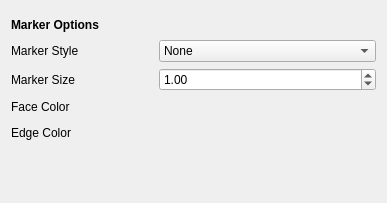
Above: qt/python/mantidqt/widgets/plotconfigdialog/curvestabwidget/markertabwidget/curves_tab_marker_tab.ui from mantidproject/mantid before the change. Below: the same form after it.
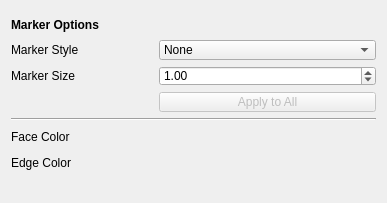
That is the form after the change.

Commit message: Re #26591 Added buttons and configured enable/disable

```diff
--- a/qt/python/mantidqt/widgets/plotconfigdialog/curvestabwidget/markertabwidget/curves_tab_marker_tab.ui
+++ b/qt/python/mantidqt/widgets/plotconfigdialog/curvestabwidget/markertabwidget/curves_tab_marker_tab.ui
@@ -234,75 +234,23 @@
        </item>
       </widget>
      </item>
-     <item row="1" column="0">
-      <widget class="QLabel" name="marker_style_label">
+     <item row="5" column="2">
+      <widget class="QWidget" name="face_color_dummy_widget" native="true">
        <property name="sizePolicy">
-        <sizepolicy hsizetype="Fixed" vsizetype="Preferred">
+        <sizepolicy hsizetype="Expanding" vsizetype="Expanding">
          <horstretch>0</horstretch>
          <verstretch>0</verstretch>
         </sizepolicy>
        </property>
-       <property name="minimumSize">
-        <size>
-         <width>96</width>
-         <height>0</height>
-        </size>
-       </property>
-       <property name="text">
-        <string>Marker Style</string>
-       </property>
       </widget>
      </item>
-     <item row="4" column="0">
-      <widget class="QLabel" name="color_label_2">
-       <property name="text">
-        <string>Edge Color</string>
-       </property>
-      </widget>
-     </item>
-     <item row="4" column="1">
-      <spacer name="horizontalSpacer_17">
-       <property name="orientation">
-        <enum>Qt::Horizontal</enum>
-       </property>
-       <property name="sizeType">
-        <enum>QSizePolicy::Fixed</enum>
-       </property>
-       <property name="sizeHint" stdset="0">
-        <size>
-         <width>40</width>
-         <height>20</height>
-        </size>
-       </property>
-      </spacer>
-     </item>
-     <item row="2" column="1">
-      <spacer name="horizontalSpacer_15">
-       <property name="orientation">
-        <enum>Qt::Horizontal</enum>
-       </property>
-       <property name="sizeType">
-        <enum>QSizePolicy::Fixed</enum>
-       </property>
-       <property name="sizeHint" stdset="0">
-        <size>
-         <width>40</width>
-         <height>20</height>
-        </size>
-       </property>
-      </spacer>
-     </item>
-     <item row="3" column="0">
-      <widget class="QLabel" name="width_label_2">
-       <property name="text">
-        <string>Face Color</string>
-       </property>
-      </widget>
-     </item>
-     <item row="2" column="0">
-      <widget class="QLabel" name="marker_size_label">
-       <property name="text">
-        <string>Marker Size</string>
+     <item row="6" column="2">
+      <widget class="QWidget" name="edge_color_dummy_widget" native="true">
+       <property name="sizePolicy">
+        <sizepolicy hsizetype="Expanding" vsizetype="Expanding">
+         <horstretch>0</horstretch>
+         <verstretch>0</verstretch>
+        </sizepolicy>
        </property>
       </widget>
      </item>
@@ -322,22 +270,6 @@
        </property>
       </spacer>
      </item>
-     <item row="3" column="1">
-      <spacer name="horizontalSpacer_16">
-       <property name="orientation">
-        <enum>Qt::Horizontal</enum>
-       </property>
-       <property name="sizeType">
-        <enum>QSizePolicy::Fixed</enum>
-       </property>
-       <property name="sizeHint" stdset="0">
-        <size>
-         <width>40</width>
-         <height>20</height>
-        </size>
-       </property>
-      </spacer>
-     </item>
      <item row="0" column="0" colspan="2">
       <widget class="QLabel" name="marker_options_label">
        <property name="minimumSize">
@@ -358,6 +290,29 @@
        </property>
       </widget>
      </item>
+     <item row="2" column="0">
+      <widget class="QLabel" name="marker_size_label">
+       <property name="text">
+        <string>Marker Size</string>
+       </property>
+      </widget>
+     </item>
+     <item row="5" column="1">
+      <spacer name="horizontalSpacer_16">
+       <property name="orientation">
+        <enum>Qt::Horizontal</enum>
+       </property>
+       <property name="sizeType">
+        <enum>QSizePolicy::Fixed</enum>
+       </property>
+       <property name="sizeHint" stdset="0">
+        <size>
+         <width>40</width>
+         <height>20</height>
+        </size>
+       </property>
+      </spacer>
+     </item>
      <item row="2" column="2">
       <widget class="QDoubleSpinBox" name="marker_size_spin_box">
        <property name="sizePolicy">
@@ -380,23 +335,97 @@
        </property>
       </widget>
      </item>
+     <item row="5" column="0">
+      <widget class="QLabel" name="width_label_2">
+       <property name="text">
+        <string>Face Color</string>
+       </property>
+      </widget>
+     </item>
+     <item row="1" column="0">
+      <widget class="QLabel" name="marker_style_label">
+       <property name="sizePolicy">
+        <sizepolicy hsizetype="Fixed" vsizetype="Preferred">
+         <horstretch>0</horstretch>
+         <verstretch>0</verstretch>
+        </sizepolicy>
+       </property>
+       <property name="minimumSize">
+        <size>
+         <width>96</width>
+         <height>0</height>
+        </size>
+       </property>
+       <property name="text">
+        <string>Marker Style</string>
+       </property>
+      </widget>
+     </item>
+     <item row="6" column="0">
+      <widget class="QLabel" name="color_label_2">
+       <property name="text">
+        <string>Edge Color</string>
+       </property>
+      </widget>
+     </item>
+     <item row="2" column="1">
+      <spacer name="horizontalSpacer_15">
+       <property name="orientation">
+        <enum>Qt::Horizontal</enum>
+       </property>
+       <property name="sizeType">
+        <enum>QSizePolicy::Fixed</enum>
+       </property>
+       <property name="sizeHint" stdset="0">
+        <size>
+         <width>40</width>
+         <height>20</height>
+        </size>
+       </property>
+      </spacer>
+     </item>
+     <item row="6" column="1">
+      <spacer name="horizontalSpacer_17">
+       <property name="orientation">
+        <enum>Qt::Horizontal</enum>
+       </property>
+       <property name="sizeType">
+        <enum>QSizePolicy::Fixed</enum>
+       </property>
+       <property name="sizeHint" stdset="0">
+        <size>
+         <width>40</width>
+         <height>20</height>
+        </size>
+       </property>
+      </spacer>
+     </item>
      <item row="3" column="2">
-      <widget class="QWidget" name="face_color_dummy_widget" native="true">
+      <widget class="QPushButton" name="apply_to_all_button">
+       <property name="enabled">
+        <bool>false</bool>
+       </property>
        <property name="sizePolicy">
         <sizepolicy hsizetype="Expanding" vsizetype="Expanding">
          <horstretch>0</horstretch>
          <verstretch>0</verstretch>
         </sizepolicy>
        </property>
+       <property name="minimumSize">
+        <size>
+         <width>200</width>
+         <height>20</height>
+        </size>
+       </property>
+       <property name="text">
+        <string>Apply to All</string>
+       </property>
       </widget>
      </item>
-     <item row="4" column="2">
-      <widget class="QWidget" name="edge_color_dummy_widget" native="true">
-       <property name="sizePolicy">
-        <sizepolicy hsizetype="Expanding" vsizetype="Expanding">
-         <horstretch>0</horstretch>
-         <verstretch>0</verstretch>
-        </sizepolicy>
+     <item row="4" column="0" colspan="3">
+      <widget class="Line" name="line">
+       <property name="orientation">
+        <enum>Qt::Horizontal</enum>
        </property>
       </widget>
      </item>
```
The commit also changes 6 other files.
